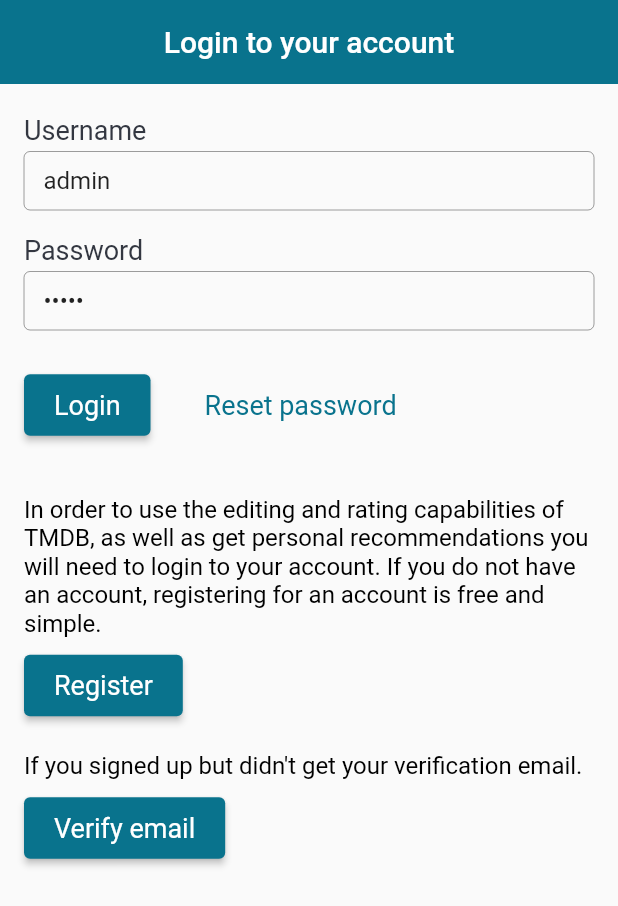
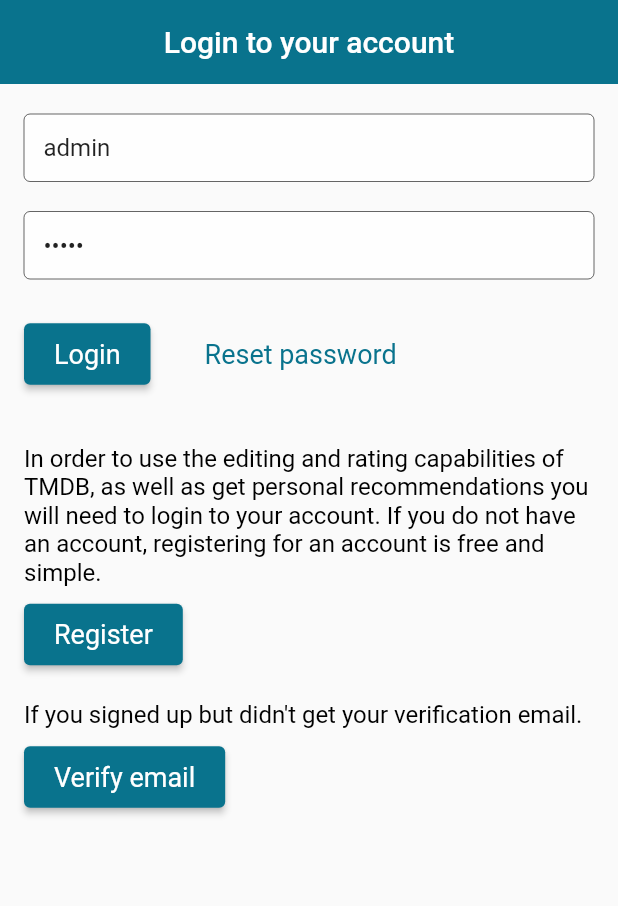
Before and after one commit to ekosh02/PoiskMovie, a Flutter app: the screen it shows after launch, on a phone screen of 412 x 824 dp. Shown: the top 906 px of the screen. Run offline on Flutter 3.47's test engine with Material 2 defaults, Android fonts, the phone set to English and light mode, and no system bars.

Commit message:
InputDecoration func

```diff
--- /dev/null
+++ b/lib/style/text_field_style.dart
@@ -0,0 +1,13 @@
+import 'package:flutter/material.dart';
+
+InputDecoration textFieldStyle(String label) {
+  final textFieldStyle = InputDecoration(
+    hintText: label,
+    filled: true,
+    fillColor: Colors.white.withAlpha(200),
+    border: const OutlineInputBorder(),
+    contentPadding: const EdgeInsets.symmetric(horizontal: 13, vertical: 13),
+    isCollapsed: true,
+  );
+  return textFieldStyle;
+}
--- a/lib/widgets/auth/auth_widget.dart
+++ b/lib/widgets/auth/auth_widget.dart
@@ -1,5 +1,6 @@
 import 'package:flutter/material.dart';
 import 'package:tmdb_app/style/button_styles.dart';
+import 'package:tmdb_app/style/text_field_style.dart';
 import 'package:tmdb_app/style/text_styles.dart';
 
 class AuthWidget extends StatefulWidget {
@@ -51,35 +52,26 @@ class _FormWidgetState extends State<_FormWidget> {
       Navigator.of(context).pushReplacementNamed('/auth/main_screen');
     } else {
       print('Auth error');
-      errorText = 'Wrong login or password';
+      errorText = 'Wrong login or password!';
     }
     setState(() {});
   }
 
   @override
   Widget build(BuildContext context) {
-    const textFieldDecaration = InputDecoration(
-      border: OutlineInputBorder(),
-      contentPadding: EdgeInsets.symmetric(horizontal: 13, vertical: 10),
-      isCollapsed: true,
-    );
     final errorText = this.errorText;
     return Padding(
       padding: const EdgeInsets.symmetric(vertical: 20),
       child: Column(
         crossAxisAlignment: CrossAxisAlignment.start,
         children: [
-          const Text('Username', style: TextStyles.headline1RegularGray),
-          const SizedBox(height: 4),
           TextField(
-            decoration: textFieldDecaration,
+            decoration: textFieldStyle('Username'),
             controller: _loginTextController,
           ),
-          const SizedBox(height: 16),
-          const Text('Password', style: TextStyles.headline1RegularGray),
-          const SizedBox(height: 4),
+          const SizedBox(height: 20),
           TextField(
-              decoration: textFieldDecaration,
+              decoration: textFieldStyle('Password'),
               controller: _passwordTextController,
               obscureText: true),
           if (errorText != null) ...[
```
